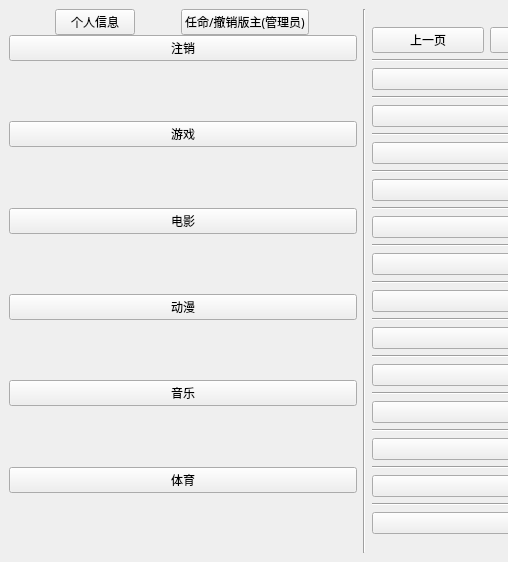
Above: mainwindow.ui from Joeywzr/f0rum before the change; both pictures show x 0 to 508 and y 0 to 562 of the 729 by 562 pixel window. Below: the same form after it.
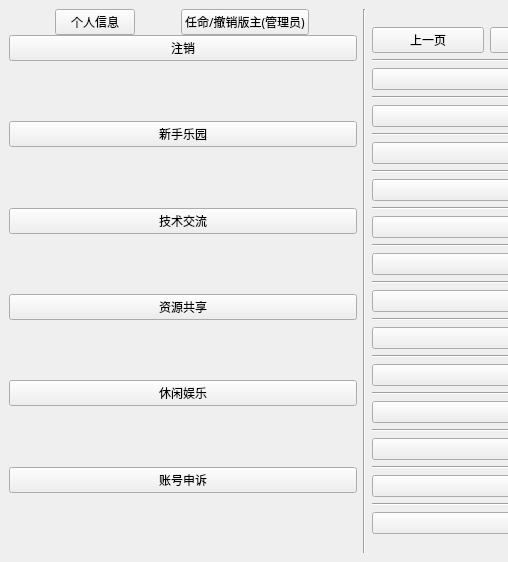
That is the form after the change.

Diff of the .ui file:
```diff
--- a/mainwindow.ui
+++ b/mainwindow.ui
@@ -418,7 +418,7 @@
          </font>
         </property>
         <property name="text">
-         <string>游戏</string>
+         <string>新手乐园</string>
         </property>
         <property name="checkable">
          <bool>true</bool>
@@ -449,7 +449,7 @@
          </font>
         </property>
         <property name="text">
-         <string>电影</string>
+         <string>技术交流</string>
         </property>
         <property name="checkable">
          <bool>true</bool>
@@ -480,7 +480,7 @@
          </font>
         </property>
         <property name="text">
-         <string>动漫</string>
+         <string>资源共享</string>
         </property>
         <property name="checkable">
          <bool>true</bool>
@@ -511,7 +511,7 @@
          </font>
         </property>
         <property name="text">
-         <string>音乐</string>
+         <string>休闲娱乐</string>
         </property>
         <property name="checkable">
          <bool>true</bool>
@@ -542,7 +542,7 @@
          </font>
         </property>
         <property name="text">
-         <string>体育</string>
+         <string>账号申诉</string>
         </property>
         <property name="checkable">
          <bool>true</bool>
```
Left out of the diff: 10 changed lines with no effect on the pictures.
